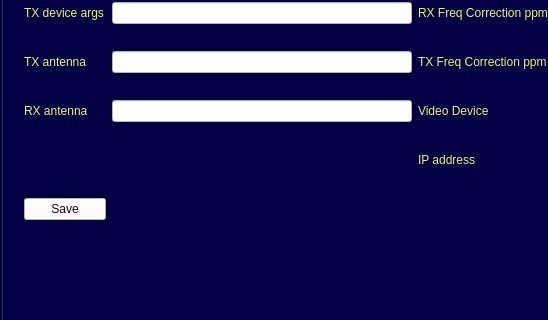
The window that mainwindow.ui (qradiolink/qradiolink) describes before a commit, drawn with Qt 5; both pictures show x 0 to 548 and y 161 to 481 of the 1270 by 750 pixel window.
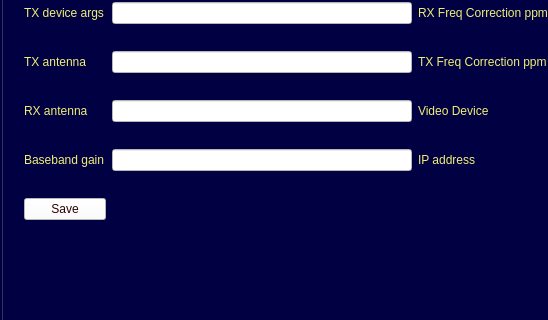
The same window after the commit. The open tabs and pages were chosen to show the change. Icons and pictures are not drawn. Custom widgets are drawn as their Qt base class.

Commit message: Add baseband gain field to control software amplification

Patch:
```diff
--- a/mainwindow.ui
+++ b/mainwindow.ui
@@ -2055,6 +2055,34 @@
              </property>
             </widget>
            </item>
+           <item row="5" column="0">
+            <widget class="QLabel" name="label_19">
+             <property name="text">
+              <string>Baseband gain</string>
+             </property>
+            </widget>
+           </item>
+           <item row="5" column="1">
+            <widget class="QLineEdit" name="lineEditBBgain">
+             <property name="sizePolicy">
+              <sizepolicy hsizetype="Fixed" vsizetype="Fixed">
+               <horstretch>0</horstretch>
+               <verstretch>0</verstretch>
+              </sizepolicy>
+             </property>
+             <property name="minimumSize">
+              <size>
+               <width>300</width>
+               <height>0</height>
+              </size>
+             </property>
+             <property name="styleSheet">
+              <string notr="true">background-color: rgb(255, 255, 255);
+color: rgb(0, 0, 61);
+font: 10pt &quot;Sans Serif&quot;;</string>
+             </property>
+            </widget>
+           </item>
           </layout>
          </widget>
         </widget>
```
The commit also changes 24 other files.
